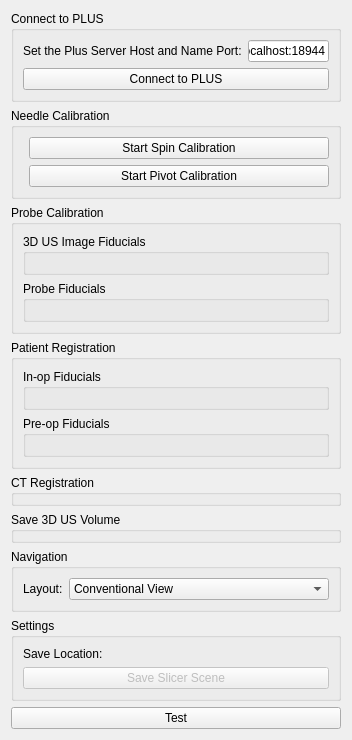
Before: the Qt Designer form WobblerInterventionNavigation/LiverBiopsy_NRTUS/Resources/UI/LiverBiopsy_NRTUS.ui in ASchonewille/3DUSGuidedIntervention, drawn with Qt 5.
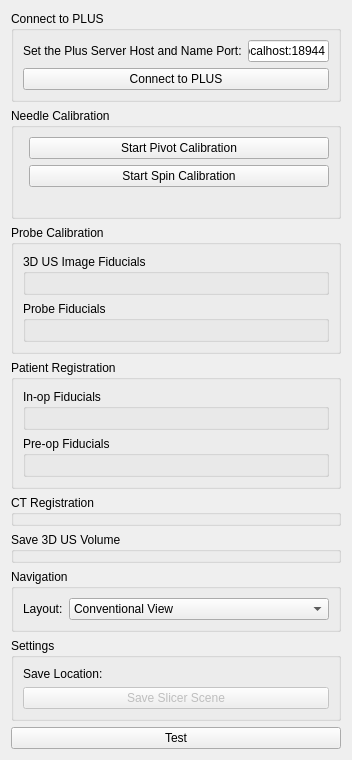
After: the same form once the commit is applied. Custom widgets are drawn as their Qt base class.

Commit message: Needle Calibration Section: In progress - transforms initialized - onPivotCalibration in progress

Patch:
```diff
--- a/WobblerInterventionNavigation/LiverBiopsy_NRTUS/Resources/UI/LiverBiopsy_NRTUS.ui
+++ b/WobblerInterventionNavigation/LiverBiopsy_NRTUS/Resources/UI/LiverBiopsy_NRTUS.ui
@@ -60,19 +60,32 @@
      </property>
      <layout class="QFormLayout" name="formLayout_3">
       <item row="1" column="1">
-       <widget class="QPushButton" name="pivotCalibrationButton">
-        <property name="text">
-         <string>Start Pivot Calibration</string>
-        </property>
-       </widget>
-      </item>
-      <item row="0" column="1">
        <widget class="QPushButton" name="spinCalibrationButton">
         <property name="text">
          <string>Start Spin Calibration</string>
         </property>
        </widget>
       </item>
+      <item row="0" column="1">
+       <widget class="QPushButton" name="pivotCalibrationButton">
+        <property name="text">
+         <string>Start Pivot Calibration</string>
+        </property>
+       </widget>
+      </item>
+      <item row="2" column="1">
+       <widget class="QLabel" name="countdownLabel">
+        <property name="enabled">
+         <bool>true</bool>
+        </property>
+        <property name="text">
+         <string/>
+        </property>
+        <property name="alignment">
+         <set>Qt::AlignCenter</set>
+        </property>
+       </widget>
+      </item>
      </layout>
     </widget>
    </item>
```
Left out of the diff: 2 changed lines with no effect on the pictures. The commit also changes 3 other files.
